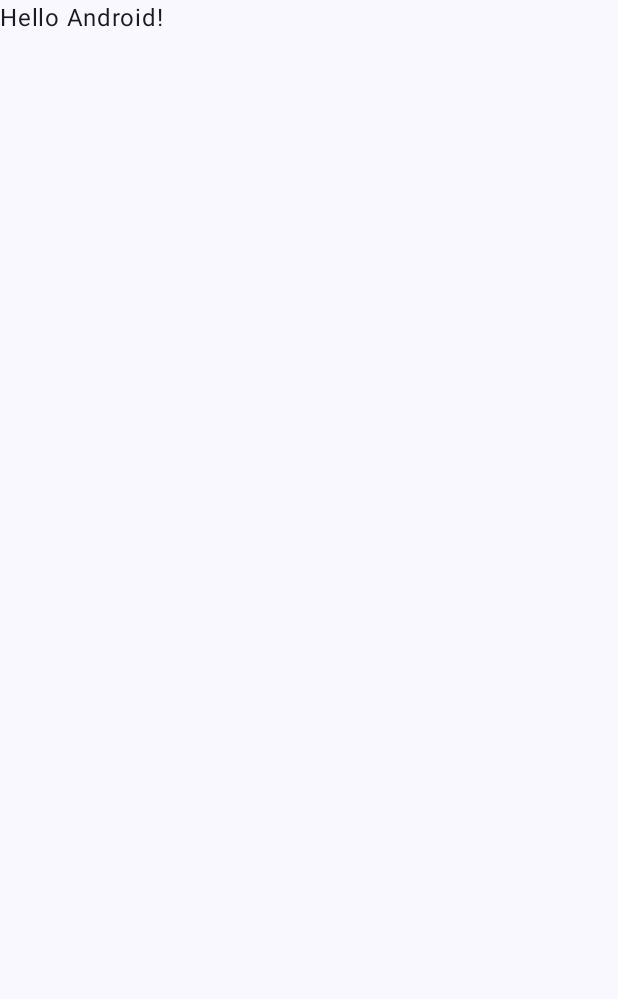
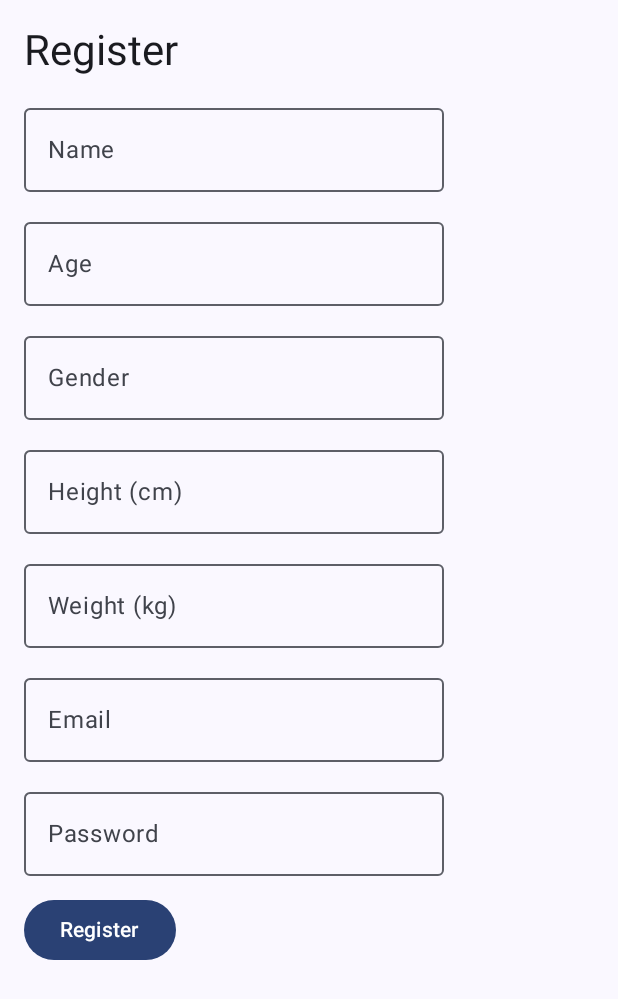
Before and after one commit to dongzhang2077/FitTrackPro, an Android app built with Jetpack Compose: the screen it shows after launch (MainActivity), on a phone screen of 412 x 824 dp. Before the commit the part shown is almost empty. Shown: the top 999 px of the screen. Run offline under Robolectric (Android 15) with nearby library versions, the phone set to English and light mode, and no system bars; our stand-ins replace Dagger/Hilt's generated code, Firebase (no records; nobody signed in at launch, a user with empty details on screens opened directly).

```diff
--- a/app/src/main/java/com/domcheung/fittrackpro/MainActivity.kt
+++ b/app/src/main/java/com/domcheung/fittrackpro/MainActivity.kt
@@ -1,47 +1,37 @@
 package com.domcheung.fittrackpro
 
 import android.os.Bundle
+import android.widget.Toast
 import androidx.activity.ComponentActivity
 import androidx.activity.compose.setContent
-import androidx.activity.enableEdgeToEdge
 import androidx.compose.foundation.layout.fillMaxSize
-import androidx.compose.foundation.layout.padding
-import androidx.compose.material3.Scaffold
-import androidx.compose.material3.Text
-import androidx.compose.runtime.Composable
+import androidx.compose.material3.MaterialTheme
+import androidx.compose.material3.Surface
 import androidx.compose.ui.Modifier
-import androidx.compose.ui.tooling.preview.Preview
+import androidx.compose.ui.platform.LocalContext
+import com.domcheung.fittrackpro.presentation.register.RegisterScreen
 import com.domcheung.fittrackpro.ui.theme.FitTrackProTheme
+import dagger.hilt.android.AndroidEntryPoint
 
+@AndroidEntryPoint // Hilt
 class MainActivity : ComponentActivity() {
     override fun onCreate(savedInstanceState: Bundle?) {
         super.onCreate(savedInstanceState)
-        enableEdgeToEdge()
         setContent {
+            // using App theme
             FitTrackProTheme {
-                Scaffold(modifier = Modifier.fillMaxSize()) { innerPadding ->
-                    Greeting(
-                        name = "Android",
-                        modifier = Modifier.padding(innerPadding)
+                Surface(
+                    modifier = Modifier.fillMaxSize(),
+                    color = MaterialTheme.colorScheme.background
+                ) {
+                    val context = LocalContext.current
+                    RegisterScreen(
+                        onRegisterSuccess = {
+                            Toast.makeText(context, "Registration Successful!", Toast.LENGTH_LONG).show()
+                        }
                     )
                 }
             }
         }
     }
 }
-
-@Composable
-fun Greeting(name: String, modifier: Modifier = Modifier) {
-    Text(
-        text = "Hello $name!",
-        modifier = modifier
-    )
-}
-
-@Preview(showBackground = true)
-@Composable
-fun GreetingPreview() {
-    FitTrackProTheme {
-        Greeting("Android")
-    }
-}
--- a/app/src/main/java/com/domcheung/fittrackpro/presentation/register/RegisterScreen.kt
+++ b/app/src/main/java/com/domcheung/fittrackpro/presentation/register/RegisterScreen.kt
@@ -70,4 +70,6 @@ fun RegisterScreen(
             }
         }
     }
+
+
 }
--- a/app/src/main/java/com/domcheung/fittrackpro/viewmodel/RegisterViewModel.kt
+++ /dev/null
@@ -1,4 +0,0 @@
-package com.domcheung.fittrackpro.viewmodel
-
-class RegisterViewModel {
-}
--- a/gradle/libs.versions.toml
+++ b/gradle/libs.versions.toml
@@ -1,5 +1,5 @@
 [versions]
-agp = "8.9.0"
+agp = "8.5.0"
 kotlin = "2.0.21"
 ksp = "2.0.21-1.0.28"  # KSP
 coreKtx = "1.15.0"
```
Also changed, not shown: app/build.gradle.kts (+9 -0 lines).
